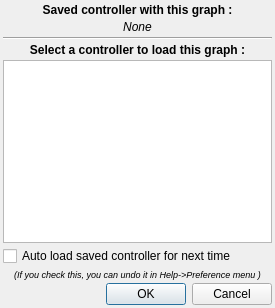
The window that software/tulip/designer/ChooseControllerDialog.ui (jalamao/tulip-1) describes before a commit, drawn with Qt 5.
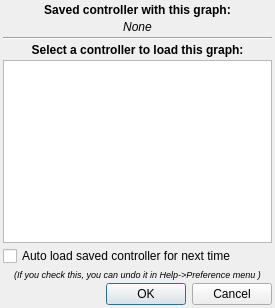
The same window after the commit.

What changed in the file:
```diff
--- a/software/tulip/designer/ChooseControllerDialog.ui
+++ b/software/tulip/designer/ChooseControllerDialog.ui
@@ -36,7 +36,7 @@
         </font>
        </property>
        <property name="text" >
-        <string>Saved controller with this graph :</string>
+        <string>Saved controller with this graph:</string>
        </property>
        <property name="alignment" >
         <set>Qt::AlignCenter</set>
@@ -74,7 +74,7 @@
         </font>
        </property>
        <property name="text" >
-        <string>Select a controller to load this graph :</string>
+        <string>Select a controller to load this graph:</string>
        </property>
        <property name="textFormat" >
         <enum>Qt::AutoText</enum>
```
